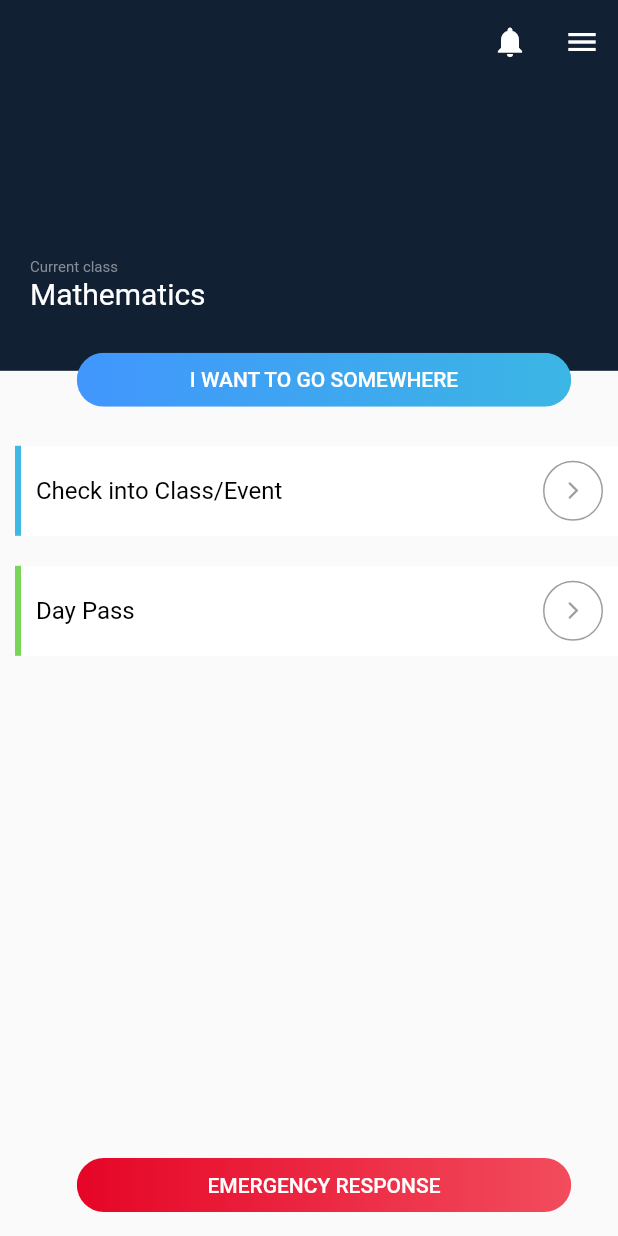
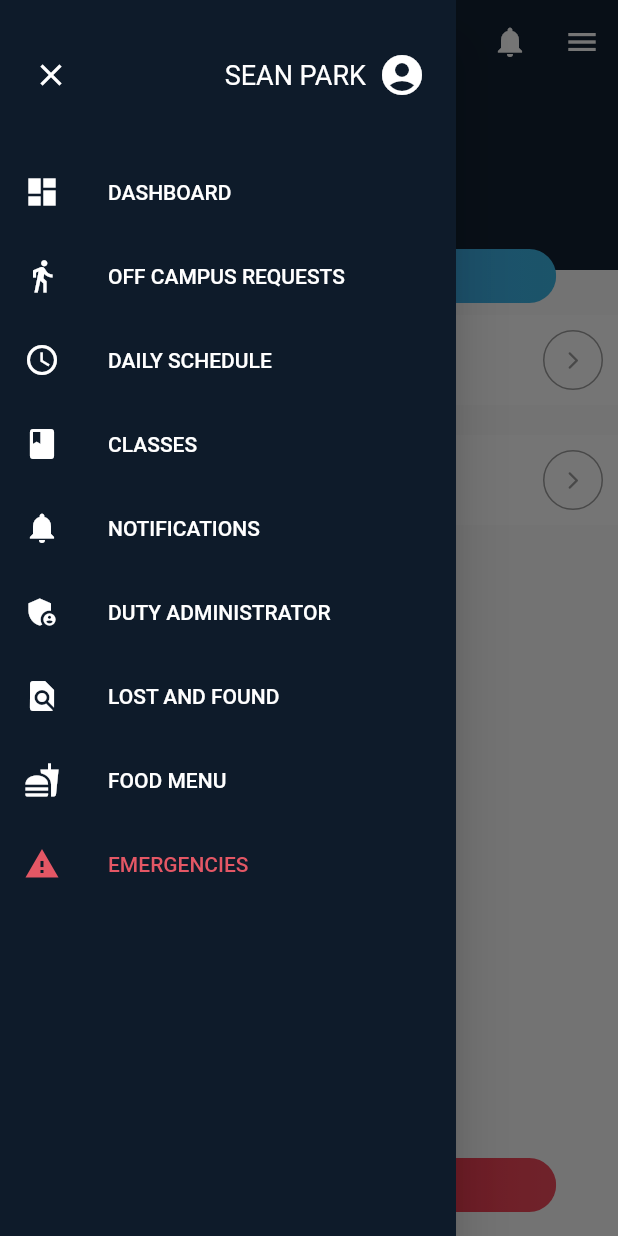
Before and after one commit to sean2474/AIPProject, a Flutter app: the screen it shows after launch, with the side drawer open (before the commit the screen has no drawer), on a phone screen of 412 x 824 dp. Run offline on Flutter 3.47's test engine with Material 2 defaults, Android fonts, the phone set to English and light mode, and no system bars.

Commit message:
added menu bar and fixed bug
changed bug of the position of the "I WANT TO GO SOMEWHERE" button.

```diff
--- a/front/lib/main.dart
+++ b/front/lib/main.dart
@@ -26,13 +26,13 @@ class StudentMainMenu extends StatelessWidget {
       children: [
         Scaffold(
           appBar: PreferredSize(
-            preferredSize:
-            Size.fromHeight(MediaQuery.of(context).size.height * 0.3),
+            preferredSize: Size.fromHeight(150),
             child: Stack(
               children: [
                 AppBar(
                   backgroundColor: const Color.fromRGBO(17, 32, 51, 1),
                   elevation: 0,
+                  automaticallyImplyLeading: false,
                   actions: [
                     GestureDetector(
                       onTap: () {
@@ -46,10 +46,13 @@ class StudentMainMenu extends StatelessWidget {
                             child: const Icon(Icons.notifications)),
                       ),
                     ),
-                    GestureDetector(
+                    Builder(
+                      builder: (BuildContext innerContext) {
+                        return GestureDetector(
                           onTap: () {
                             // Handle menu icon tap
                             print('menu');
+                            Scaffold.of(innerContext).openDrawer();
                           },
                           child: Padding(
                             padding: const EdgeInsets.all(12),
@@ -57,12 +60,14 @@ class StudentMainMenu extends StatelessWidget {
                                 cursor: SystemMouseCursors.click,
                                 child: const Icon(Icons.menu)),
                           ),
+                        );
+                      },
                     ),
                   ],
                 ),
                 Positioned(
                   left: 20,
-                  bottom: 40,
+                  bottom: 0,
                   child: Column(
                     crossAxisAlignment: CrossAxisAlignment.start,
                     children: const [
@@ -86,11 +91,14 @@ class StudentMainMenu extends StatelessWidget {
               ],
             ),
           ),
-          body: Container(
-            margin: const EdgeInsets.only(top: 30),
-            child: Stack(
+          drawer: _buildDrawer(context),
+          body: Stack(
             children: [
-                Column(
+              SingleChildScrollView(
+                child: Container(
+                  padding: const EdgeInsets.only(top: 40),
+                  margin: const EdgeInsets.only(top: 0),
+                  child: Column(
                     mainAxisAlignment: MainAxisAlignment.start,
                     children: [
                       customButton(
@@ -113,13 +121,17 @@ class StudentMainMenu extends StatelessWidget {
                       ),
                     ],
                   ),
-              ],
                 ),
               ),
+              Container(
+                width: double.infinity,
+                height: 30,
+                decoration: const BoxDecoration(
+                  color: Color.fromRGBO(17, 32, 51, 1),
                 ),
-        Positioned(
-          top: MediaQuery.of(context).size.height * 0.3 - 28,//10 46
-          left: MediaQuery.of(context).size.width * 0.1,
+              ),
+              Align(
+                alignment: Alignment.topCenter,
                 child: Container(
                   width: MediaQuery.of(context).size.width * 0.8,
                   margin: const EdgeInsets.all(10),
@@ -135,9 +147,8 @@ class StudentMainMenu extends StatelessWidget {
                   ),
                 ),
               ),
-        Positioned(
-          bottom: 0,
-          left: MediaQuery.of(context).size.width * 0.1,
+              Align(
+                alignment: Alignment.bottomCenter,
                 child: Container(
                   width: MediaQuery.of(context).size.width * 0.8,
                   margin: const EdgeInsets.all(10),
@@ -151,6 +162,9 @@ class StudentMainMenu extends StatelessWidget {
                       print('EMERGENCY RESPONSE');
                     },
                   ),
+                ),
+              ),
+            ],
           ),
         ),
       ],
@@ -190,7 +204,8 @@ class StudentMainMenu extends StatelessWidget {
               textAlign: TextAlign.center,
             ),
           ),
-        ));
+        )
+    );
   }
 
   Widget customButton(
@@ -245,4 +260,74 @@ class StudentMainMenu extends StatelessWidget {
       ),
     );
   }
+
+  Widget _buildDrawer(BuildContext context) {
+    return Drawer(
+      child: Stack(
+        children: [
+          Container(
+            color: const Color(0xFF0e1b2a), // Set background color here
+            child: ListView(
+              padding: EdgeInsets.only(top: 100), // Add padding to ListView
+              children: [
+                // Remove DrawerHeader from here
+                _buildDrawerItem(context, Icons.dashboard, "DASHBOARD"),
+                _buildDrawerItem(context, Icons.directions_walk, "OFF CAMPUS REQUESTS"),
+                _buildDrawerItem(context, Icons.schedule, "DAILY SCHEDULE"),
+                _buildDrawerItem(context, Icons.class_, "CLASSES"),
+                _buildDrawerItem(context, Icons.notifications, "NOTIFICATIONS"),
+                _buildDrawerItem(context, Icons.admin_panel_settings, "DUTY ADMINISTRATOR"),
+                _buildDrawerItem(context, Icons.find_in_page, "LOST AND FOUND"),
+                _buildDrawerItem(context, Icons.fastfood, "FOOD MENU"),
+                _buildDrawerItem(context, Icons.warning, "EMERGENCIES", textColor: const Color(0xFFe45765)),
+              ],
+            ),
+          ),
+          Positioned(
+            top: 0,
+            left: 0,
+            right: 0,
+            child: Container(
+              padding: EdgeInsets.only(left: 10, right: 20),
+              height: 100,
+              color: const Color(0xFF0e1b2a),
+              child: Row(
+                mainAxisAlignment: MainAxisAlignment.spaceBetween,
+                children: [
+                  IconButton(
+                    icon: const Icon(Icons.close, color: Colors.white),
+                    onPressed: () {
+                      Navigator.pop(context);
+                    },
+                  ),
+                  Row(
+                    children: const [
+                      Text(
+                        "SEAN PARK",
+                        style: TextStyle(color: Colors.white, fontSize: 18),
+                      ),
+                      SizedBox(width: 8),
+                      Icon(Icons.account_circle, color: Colors.white, size: 32),
+                    ],
+                  ),
+                ],
+              ),
+            ),
+          ),
+        ],
+      ),
+    );
   }
+
+  Widget _buildDrawerItem(BuildContext context, IconData icon, String title,
+      {Color textColor = Colors.white}) {
+    return ListTile(
+      leading: Icon(icon, color: textColor),
+      title: Text(title, style: TextStyle(color: textColor)),
+      onTap: () {
+        print("$title tapped");
+        Navigator.pop(context);
+      },
+    );
+  }
+}
```
Lines whose indentation alone changed are shown as unchanged.
